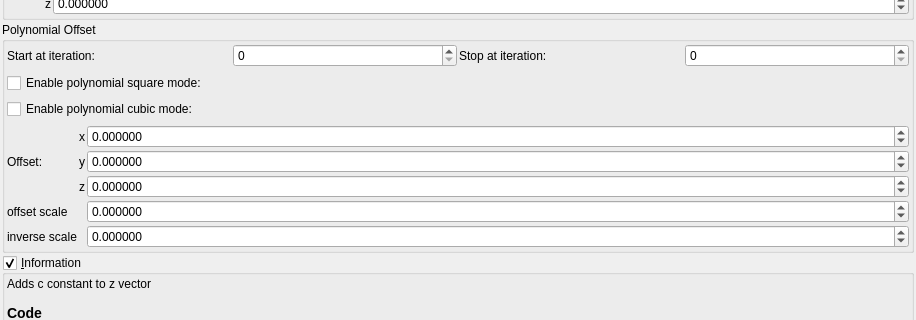
Before: the Qt Designer form mandelbulber2/formula/ui/transf_add_constant_mod1.ui in buddhi1980/mandelbulber2, drawn with Qt 5; both pictures show x 0 to 916 and y 82 to 402 of the 916 by 1085 pixel window.
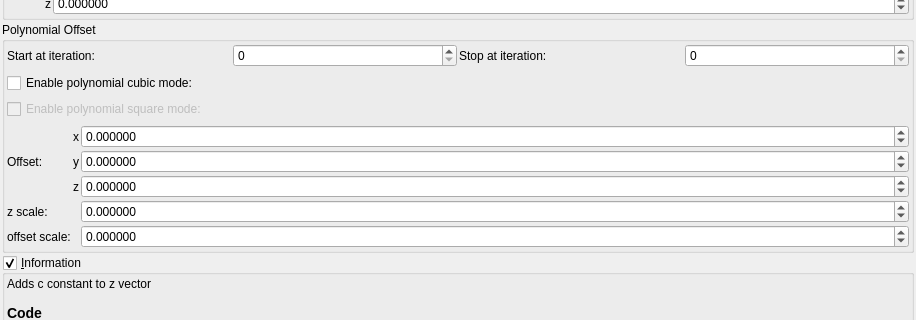
After: the same form once the commit is applied. Custom widgets are drawn as their Qt base class.

Diff of the .ui file:
```diff
--- a/mandelbulber2/formula/ui/transf_add_constant_mod1.ui
+++ b/mandelbulber2/formula/ui/transf_add_constant_mod1.ui
@@ -235,19 +235,22 @@
        </layout>
       </item>
       <item>
-       <widget class="MyCheckBox" name="checkBox_transf_function_enabledBy">
-        <property name="text">
-         <string>Enable polynomial square mode:</string>
-        </property>
-       </widget>
-      </item>
-      <item>
-       <widget class="MyCheckBox" name="checkBox_transf_function_enabledBx_false">
+       <widget class="MyCheckBox" name="checkBox_transf_function_enabledBx">
         <property name="text">
          <string>Enable polynomial cubic mode:</string>
         </property>
        </widget>
       </item>
+      <item>
+       <widget class="MyCheckBox" name="checkBox_transf_function_enabledBy_false">
+        <property name="enabled">
+         <bool>false</bool>
+        </property>
+        <property name="text">
+         <string>Enable polynomial square mode:</string>
+        </property>
+       </widget>
+      </item>
       <item>
        <layout class="QGridLayout" name="gridLayout_21" columnstretch="0,0,0,1">
         <property name="spacing">
@@ -263,14 +266,14 @@
         <item row="6" column="1">
          <widget class="QLabel" name="label_146">
           <property name="text">
-           <string>inverse scale</string>
+           <string>offset scale:</string>
           </property>
          </widget>
         </item>
         <item row="5" column="1">
          <widget class="QLabel" name="label_147">
           <property name="text">
-           <string>offset scale</string>
+           <string>z scale:</string>
           </property>
          </widget>
         </item>
@@ -380,28 +383,6 @@
          </widget>
         </item>
         <item row="5" column="3">
-         <widget class="MyDoubleSpinBox" name="spinbox_transf_scale_1">
-          <property name="sizePolicy">
-           <sizepolicy hsizetype="Minimum" vsizetype="Maximum">
-            <horstretch>0</horstretch>
-            <verstretch>0</verstretch>
-           </sizepolicy>
-          </property>
-          <property name="prefix">
-           <string/>
-          </property>
-          <property name="decimals">
-           <number>6</number>
-          </property>
-          <property name="minimum">
-           <double>-99.989999999999995</double>
-          </property>
-          <property name="singleStep">
-           <double>0.100000000000000</double>
-          </property>
-         </widget>
-        </item>
-        <item row="6" column="3">
          <widget class="MyDoubleSpinBox" name="spinbox_transf_scaleA_1">
           <property name="sizePolicy">
            <sizepolicy hsizetype="Minimum" vsizetype="Maximum">
@@ -423,6 +404,28 @@
           </property>
          </widget>
         </item>
+        <item row="6" column="3">
+         <widget class="MyDoubleSpinBox" name="spinbox_transf_scale_1">
+          <property name="sizePolicy">
+           <sizepolicy hsizetype="Minimum" vsizetype="Maximum">
+            <horstretch>0</horstretch>
+            <verstretch>0</verstretch>
+           </sizepolicy>
+          </property>
+          <property name="prefix">
+           <string/>
+          </property>
+          <property name="decimals">
+           <number>6</number>
+          </property>
+          <property name="minimum">
+           <double>-99.989999999999995</double>
+          </property>
+          <property name="singleStep">
+           <double>0.100000000000000</double>
+          </property>
+         </widget>
+        </item>
        </layout>
       </item>
      </layout>
@@ -548,17 +551,17 @@
   </layout>
  </widget>
  <customwidgets>
-  <customwidget>
-   <class>MyDoubleSpinBox</class>
-   <extends>QDoubleSpinBox</extends>
-   <header>my_double_spin_box.h</header>
-  </customwidget>
   <customwidget>
    <class>MyGroupBox</class>
    <extends>QGroupBox</extends>
    <header>my_group_box.h</header>
    <container>1</container>
   </customwidget>
+  <customwidget>
+   <class>MyDoubleSpinBox</class>
+   <extends>QDoubleSpinBox</extends>
+   <header>my_double_spin_box.h</header>
+  </customwidget>
   <customwidget>
    <class>MySpinBox</class>
    <extends>QSpinBox</extends>
```
Left out of the diff: 21 changed lines with no effect on the pictures.
